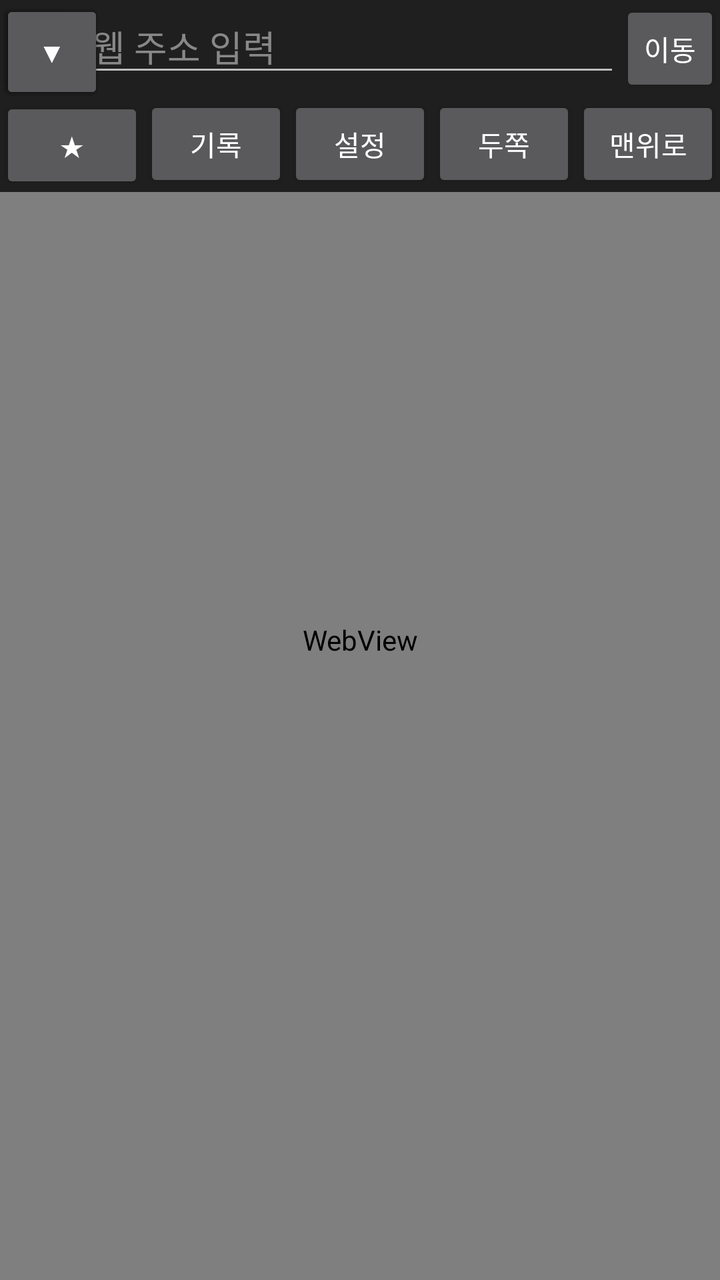
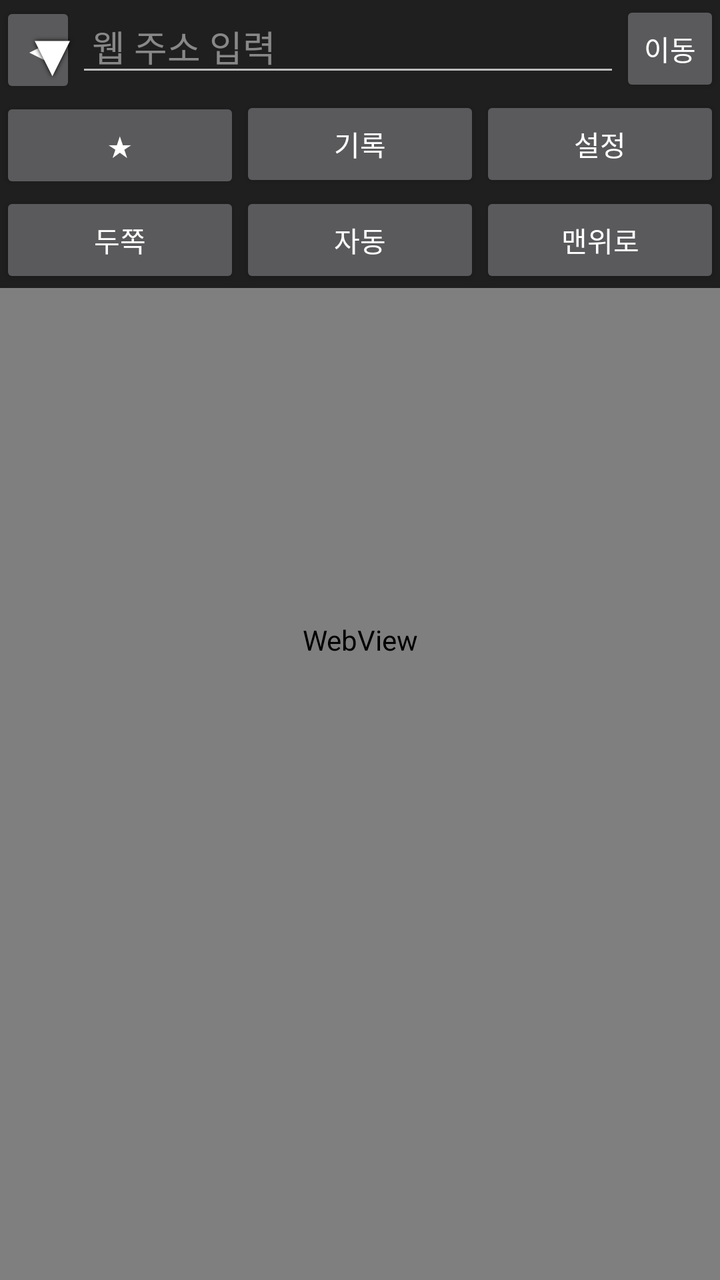

Screens rendered from an Android XML layout before and after an edit, with the pre-edit source and the edit as a unified diff.
<!-- AndroidManifest.xml: application theme android:Theme.Material.NoActionBar -->
<!-- res/layout/activity_main.xml -->
<?xml version="1.0" encoding="utf-8"?>
<FrameLayout xmlns:android="http://schemas.android.com/apk/res/android"
    android:id="@+id/root"
    android:layout_width="match_parent" android:layout_height="match_parent" android:background="#111111">

    <WebView android:id="@+id/web" android:layout_width="match_parent" android:layout_height="match_parent"
        android:scrollbars="none" />

    
    <LinearLayout android:id="@+id/topBar" android:layout_width="match_parent"
        android:layout_height="wrap_content" android:orientation="vertical"
        android:layout_gravity="top" android:background="#DD111111">
        
        <LinearLayout android:layout_width="match_parent" android:layout_height="wrap_content"
            android:orientation="horizontal">
            <Button android:id="@+id/backBtn" android:layout_width="wrap_content"
                android:layout_height="wrap_content" android:minWidth="0dp" android:text="◀" />
            <EditText android:id="@+id/urlInput" android:layout_width="0dp" android:layout_weight="1"
                android:layout_height="wrap_content" android:hint="웹 주소 입력" android:inputType="textUri"
                android:imeOptions="actionGo" android:singleLine="true" android:textColor="#FFFFFF"
                android:textColorHint="#888888" android:paddingStart="8dp" android:paddingEnd="8dp" />
            <Button android:id="@+id/goBtn" android:layout_width="wrap_content"
                android:layout_height="wrap_content" android:minWidth="0dp" android:text="이동" />
        </LinearLayout>
        <LinearLayout android:layout_width="match_parent" android:layout_height="wrap_content"
            android:orientation="horizontal">
            <Button android:id="@+id/bookmarkBtn" android:layout_width="0dp" android:layout_weight="1"
                android:layout_height="wrap_content" android:text="★" />
            <Button android:id="@+id/historyBtn" android:layout_width="0dp" android:layout_weight="1"
                android:layout_height="wrap_content" android:text="기록" />
            <Button android:id="@+id/settingsBtn" android:layout_width="0dp" android:layout_weight="1"
                android:layout_height="wrap_content" android:text="설정" />
            <Button android:id="@+id/twoBtn" android:layout_width="0dp" android:layout_weight="1"
                android:layout_height="wrap_content" android:text="두쪽" />
            <Button android:id="@+id/topBtn" android:layout_width="0dp" android:layout_weight="1"
                android:layout_height="wrap_content" android:text="맨위로" />
        </LinearLayout>
    </LinearLayout>

    <Button android:id="@+id/nextBtn" android:layout_width="wrap_content" android:layout_height="wrap_content"
        android:layout_gravity="bottom|center_horizontal" android:layout_marginBottom="24dp"
        android:text="다음화 ▶" android:visibility="gone" />

    
    <FrameLayout android:id="@+id/btnLayer" android:layout_width="match_parent" android:layout_height="match_parent"
        android:clipChildren="false">
        <Button android:id="@+id/menuBtn" android:layout_width="52dp" android:layout_height="52dp" android:text="메뉴" />
        <Button android:id="@+id/autoBtn" android:layout_width="52dp" android:layout_height="52dp" android:text="자동" />
        <Button android:id="@+id/upBtn" android:layout_width="52dp" android:layout_height="52dp" android:text="▲" />
        <Button android:id="@+id/downBtn" android:layout_width="52dp" android:layout_height="52dp" android:text="▼" />
    </FrameLayout>

    <FrameLayout android:id="@+id/scrollTrack" android:layout_width="32dp" android:layout_height="match_parent"
        android:layout_gravity="end" android:layout_marginTop="110dp" android:layout_marginBottom="16dp">
        <View android:id="@+id/scrollThumb" android:layout_width="12dp" android:layout_height="64dp"
            android:layout_gravity="end" android:layout_marginEnd="4dp" android:visibility="gone" />
    </FrameLayout>
</FrameLayout>
<!-- resources referenced by this layout -->
<resources>

</resources>

<!-- the commit's change to res/layout/activity_main.xml (unified diff, before → after) -->
@@ -30,8 +30,13 @@
                 android:layout_height="wrap_content" android:text="기록" />
             <Button android:id="@+id/settingsBtn" android:layout_width="0dp" android:layout_weight="1"
                 android:layout_height="wrap_content" android:text="설정" />
+        </LinearLayout>
+        <LinearLayout android:layout_width="match_parent" android:layout_height="wrap_content"
+            android:orientation="horizontal">
             <Button android:id="@+id/twoBtn" android:layout_width="0dp" android:layout_weight="1"
                 android:layout_height="wrap_content" android:text="두쪽" />
+            <Button android:id="@+id/autoBtn" android:layout_width="0dp" android:layout_weight="1"
+                android:layout_height="wrap_content" android:text="자동" />
             <Button android:id="@+id/topBtn" android:layout_width="0dp" android:layout_weight="1"
                 android:layout_height="wrap_content" android:text="맨위로" />
         </LinearLayout>
@@ -44,10 +49,11 @@
     
     <FrameLayout android:id="@+id/btnLayer" android:layout_width="match_parent" android:layout_height="match_parent"
         android:clipChildren="false">
-        <Button android:id="@+id/menuBtn" android:layout_width="52dp" android:layout_height="52dp" android:text="메뉴" />
-        <Button android:id="@+id/autoBtn" android:layout_width="52dp" android:layout_height="52dp" android:text="자동" />
-        <Button android:id="@+id/upBtn" android:layout_width="52dp" android:layout_height="52dp" android:text="▲" />
-        <Button android:id="@+id/downBtn" android:layout_width="52dp" android:layout_height="52dp" android:text="▼" />
+        
+        <Button android:id="@+id/downBtn" android:layout_width="52dp" android:layout_height="52dp"
+            android:background="@android:color/transparent" android:text="▼" android:textSize="30sp"
+            android:textColor="#FFFFFFFF" android:shadowColor="#FF000000" android:shadowRadius="6"
+            android:shadowDx="0" android:shadowDy="0" android:stateListAnimator="@null" />
     </FrameLayout>
 
     <FrameLayout android:id="@+id/scrollTrack" android:layout_width="32dp" android:layout_height="match_parent"
